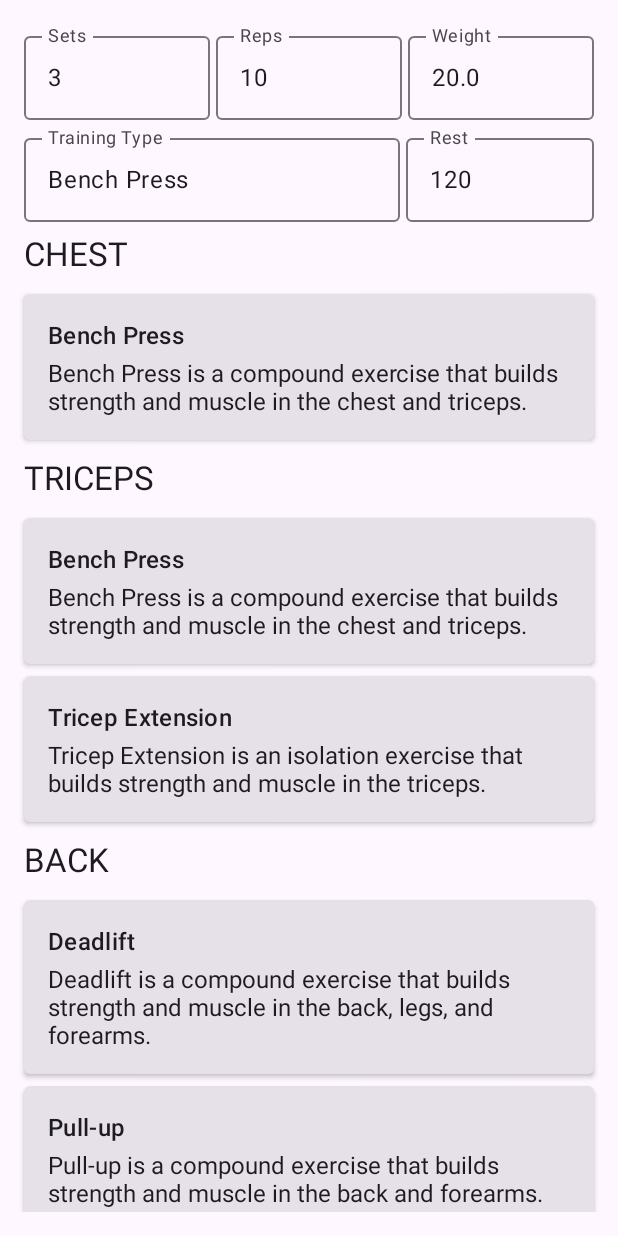
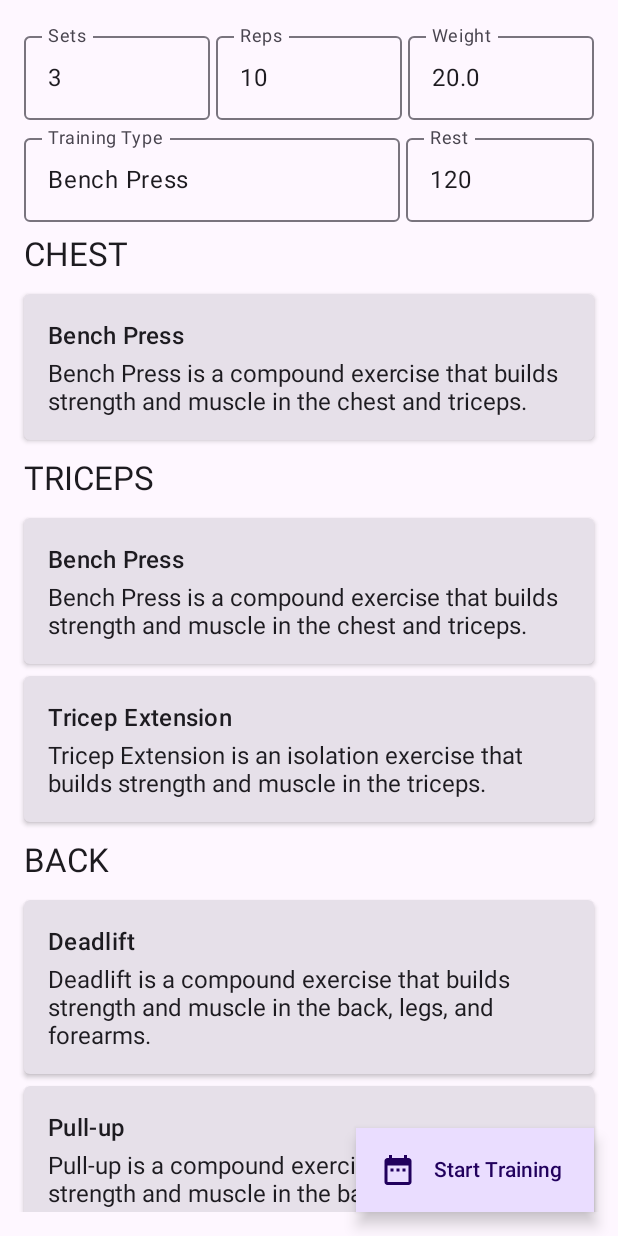
Before and after one commit to dao0203/giku-camp-hackathon-2024v20, an Android app built with Jetpack Compose: the screen it shows after launch (MainActivity), after a tap on "Bench Press", on a phone screen of 412 x 824 dp. Run offline under Robolectric (Android 15) with nearby library versions, the light colour scheme and no system bars.

Commit message:
implement definition menu

```diff
--- a/androidApp/src/main/java/com/dao0203/giku_camp_hackathon_2024v20/android/feature/training/MenuDefinitionScreen.kt
+++ b/androidApp/src/main/java/com/dao0203/giku_camp_hackathon_2024v20/android/feature/training/MenuDefinitionScreen.kt
@@ -1,5 +1,6 @@
 package com.dao0203.giku_camp_hackathon_2024v20.android.feature.training
 
+import android.provider.CalendarContract.Colors
 import androidx.compose.foundation.layout.Column
 import androidx.compose.foundation.layout.Row
 import androidx.compose.foundation.layout.Spacer
@@ -14,8 +15,13 @@ import androidx.compose.foundation.lazy.LazyListState
 import androidx.compose.foundation.lazy.items
 import androidx.compose.foundation.lazy.rememberLazyListState
 import androidx.compose.foundation.text.KeyboardOptions
+import androidx.compose.material.icons.Icons
+import androidx.compose.material.icons.filled.DateRange
 import androidx.compose.material3.Card
 import androidx.compose.material3.CardDefaults
+import androidx.compose.material3.ExtendedFloatingActionButton
+import androidx.compose.material3.FloatingActionButton
+import androidx.compose.material3.Icon
 import androidx.compose.material3.MaterialTheme
 import androidx.compose.material3.OutlinedTextField
 import androidx.compose.material3.OutlinedTextFieldDefaults
@@ -24,6 +30,7 @@ import androidx.compose.material3.Text
 import androidx.compose.runtime.Composable
 import androidx.compose.runtime.rememberCoroutineScope
 import androidx.compose.ui.Modifier
+import androidx.compose.ui.graphics.Color
 import androidx.compose.ui.text.input.KeyboardType
 import androidx.compose.ui.unit.dp
 import androidx.lifecycle.compose.collectAsStateWithLifecycle
@@ -77,8 +84,27 @@ private fun DefinitionMenuScreenContent(
     onRestChange: (String) -> Unit,
     listState: LazyListState,
     uiState: DefinitionMenuUiState,
+    modifier : Modifier = Modifier
 ) {
-    Scaffold {
+    Scaffold(
+        modifier = modifier,
+        floatingActionButton = {
+            if (uiState.showStartingTrainingButton) {
+                ExtendedFloatingActionButton (
+                    onClick = onStartTraining,
+                    icon = { Icon(Icons.Filled.DateRange, null) },
+                    text = { Text("Start Training") },
+                )
+            } else {
+                ExtendedFloatingActionButton(
+                    onClick = {  },
+                    containerColor = Color(0xFFd3d3d3),
+                    icon = { Icon(Icons.Filled.DateRange, null) },
+                    text = { Text("Start Training") },
+                )
+            }
+        }
+    ) {
         LazyColumn(
             state = listState,
             modifier = Modifier
--- a/shared/src/commonMain/kotlin/com/dao0203/giku_camp_hackathon_2024v20/feature/training/DefinitionMenuViewModel.kt
+++ b/shared/src/commonMain/kotlin/com/dao0203/giku_camp_hackathon_2024v20/feature/training/DefinitionMenuViewModel.kt
@@ -37,7 +37,14 @@ data class DefinitionMenuUiState(
     val muscleGroupsUiModel: MuscleGroupsUiModel = MuscleGroupsUiModel(
         TrainingType.groupByMuscleGroup(TrainingType.dummies())
     )
-)
+) {
+    val showStartingTrainingButton: Boolean
+        get() = selectedTrainingType != null &&
+                sets.isNotBlank() &&
+                reps.isNotBlank() &&
+                weight.isNotBlank() &&
+                rest.isNotBlank()
+}
 
 @OptIn(ExperimentalUuidApi::class)
 class DefinitionMenuViewModel(
```
